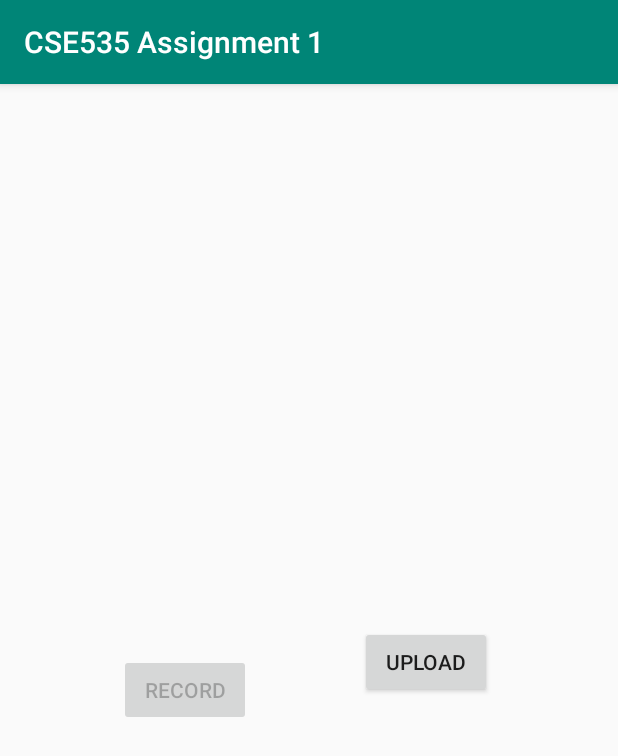
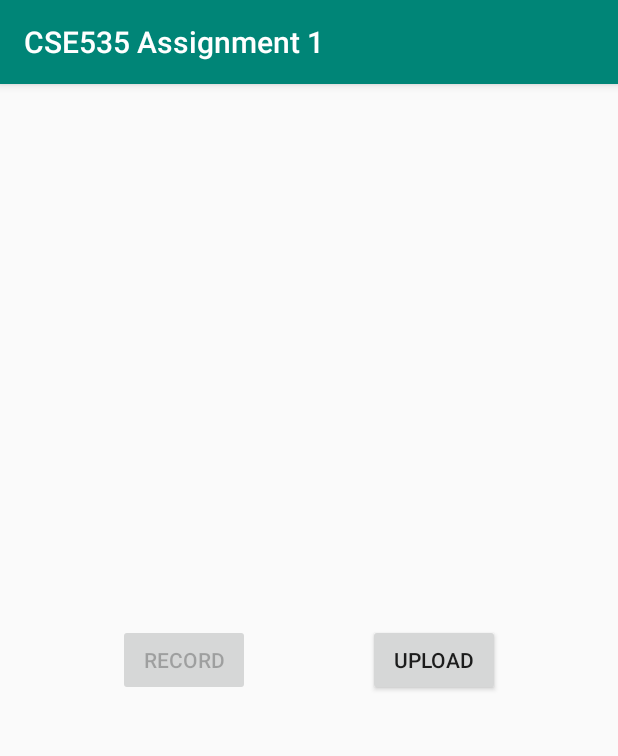
Before and after one commit to Mobile-Computing-Summer-2022-Group-1/assignment-1, an Android app: the RecordGesture screen opened directly, with no data from a screen before it, after a tap on "UPLOAD", on a phone screen of 412 x 824 dp. Shown: the top 756 px of the screen. Run offline under Robolectric (Android 15) with nearby library versions, the phone set to English and light mode, and no system bars; 1 statement that could not run was skipped.

Commit message:
Implement video recording upload to server

```diff
--- a/app/src/main/java/com/example/cse535_assignment_1/RecordGesture.java
+++ b/app/src/main/java/com/example/cse535_assignment_1/RecordGesture.java
@@ -1,14 +1,14 @@
 package com.example.cse535_assignment_1;
+
+import static com.example.cse535_assignment_1.Utils.practiceCount;
 
 import android.content.Intent;
 import android.content.pm.PackageManager;
 import android.net.Uri;
 import android.os.AsyncTask;
 import android.os.Bundle;
-import android.os.Environment;
 import android.provider.MediaStore;
 import android.util.Log;
-import android.view.View;
 import android.widget.Button;
 import android.widget.Toast;
 
@@ -16,31 +16,21 @@ import androidx.activity.result.ActivityResult;
 import androidx.activity.result.ActivityResultCallback;
 import androidx.activity.result.ActivityResultLauncher;
 import androidx.activity.result.contract.ActivityResultContracts;
-import androidx.annotation.Nullable;
 import androidx.appcompat.app.AppCompatActivity;
-import androidx.core.app.ActivityCompat;
-import androidx.core.content.ContextCompat;
-import androidx.core.content.FileProvider;
 
-import java.io.File;
-import java.io.FileInputStream;
 import java.io.IOException;
 import java.io.InputStream;
 import java.io.OutputStream;
 import java.io.OutputStreamWriter;
 import java.io.PrintWriter;
-import java.io.UnsupportedEncodingException;
 import java.net.HttpURLConnection;
 import java.net.URL;
 import java.net.URLConnection;
-import java.util.HashMap;
+import java.util.concurrent.atomic.AtomicInteger;
 
 public class RecordGesture extends AppCompatActivity {
-    private static final int VIDEO_CAPTURE = 101;
-    private static final int CAMERA_PERMISSION_CODE = 100;
     public static String Action;
-    protected HashMap<String, Integer> COUNT = new HashMap<String, Integer>();
-
+    private final String LOG_TAG = "RECORD_GESTURE";
     private Uri fileUri;
     ActivityResultLauncher<Intent> activityResultLaunch = registerForActivityResult(
             new ActivityResultContracts.StartActivityForResult(),
@@ -50,8 +40,8 @@ public class RecordGesture extends AppCompatActivity {
                     if (result.getResultCode() == RESULT_OK) {
                         Intent videoPath = result.getData();
                         fileUri = videoPath.getData();
-                        Toast.makeText(getBaseContext(), "Video Recorded Successfully. Path: " + fileUri, Toast.LENGTH_LONG).show();
-                        Log.i("VIDEO_RECORD_TAG", "Video Recorded Successfully. Path: " + fileUri);
+                        Toast.makeText(getBaseContext(), "Video Recorded Successfully. Path- " + fileUri, Toast.LENGTH_LONG).show();
+                        Log.i(LOG_TAG, "Video Recorded Successfully. Path: " + fileUri);
                     } else if (result.getResultCode() == RESULT_CANCELED) {
                         Toast.makeText(getBaseContext(), "Video recording cancelled.", Toast.LENGTH_LONG).show();
                     } else {
@@ -59,7 +49,6 @@ public class RecordGesture extends AppCompatActivity {
                     }
                 }
             });
-    private String filesPath, fileName;
 
     @Override
     protected void onCreate(Bundle savedInstanceState) {
@@ -69,24 +58,17 @@ public class RecordGesture extends AppCompatActivity {
         Button record = findViewById(R.id.record);
         Button upload = findViewById(R.id.upload);
 
-        if(!hasCamera()){
+        if (!hasCamera()) {
             record.setEnabled(false);
         }
 
-        record.setOnClickListener(new View.OnClickListener() {
-            @Override
-            public void onClick(View view) {
-                startRecording();
-            }
-        });
+        record.setOnClickListener(view -> startRecording());
 
-        upload.setOnClickListener(new View.OnClickListener() {
-            @Override
-            public void onClick(View view) {
-                UploadTask up1 = new UploadTask();
-                Toast.makeText(getApplicationContext(), "Starting to Upload", Toast.LENGTH_LONG).show();
-                up1.execute();
-            }
+        upload.setOnClickListener(view -> {
+            UploadTask up1 = new UploadTask();
+            Toast.makeText(getApplicationContext(), "Starting to Upload", Toast.LENGTH_LONG).show();
+            up1.execute();
+            Toast.makeText(RecordGesture.this, "File uploaded successfully", Toast.LENGTH_LONG).show();
         });
 
 
@@ -97,29 +79,12 @@ public class RecordGesture extends AppCompatActivity {
                 PackageManager.FEATURE_CAMERA_ANY);
     }
 
-//    private void getCameraPermission() {
-//        if (ContextCompat.checkSelfPermission(this, android.Manifest.permission.CAMERA)
-//                == PackageManager.PERMISSION_DENIED) {
-//
-//            ActivityCompat.requestPermissions(this, new String[]
-//                    {android.Manifest.permission.CAMERA}, CAMERA_PERMISSION_CODE);
-//        }
-//    }
 
     public void startRecording() {
-//        String mediaPathname = Environment.getExternalStorageDirectory().getAbsolutePath() + "/GESTURE_PRACTICE_(Practice Number)Raj.mp4";
-//        File mediaFile = new File(mediaPathname);
         Intent intent = new Intent(MediaStore.ACTION_VIDEO_CAPTURE);
 
         //Setting Specific Video Duration
         intent.putExtra(MediaStore.EXTRA_DURATION_LIMIT, 3);
-
-        // To save file with specific name
-//        fileUri = Uri.fromFile(mediaFile);
-//        fileUri = FileProvider.getUriForFile(RecordGesture.this, BuildConfig.APPLICATION_ID + ".provider", mediaFile);
-//        intent.putExtra(MediaStore.EXTRA_OUTPUT, fileUri);
-//        intent.addFlags(Intent.FLAG_GRANT_READ_URI_PERMISSION);
-
         activityResultLaunch.launch(intent);
     }
 
@@ -129,15 +94,16 @@ public class RecordGesture extends AppCompatActivity {
         @Override
         protected String doInBackground(String... strings) {
             try {
+                // Set Flask web-server URL
                 String url = "http://192.168.0.252:8085";
                 String charset = "UTF-8";
                 String group_id = "1";
                 String ASUid = "1219367110";
                 String accept = "1";
 
+                InputStream videoInputStream = getContentResolver().openInputStream(fileUri);
+                String videoFileName = "GESTURE_PRACTICE_" + practiceCount.getAndIncrement() + "_RAJ.mp4";
 
-//                File videoFile = new File(Environment.getExternalStorageDirectory() + "/my_folder/Action1.mp4");
-                InputStream videoInputStream = getContentResolver().openInputStream(fileUri);
                 String boundary = Long.toHexString(System.currentTimeMillis()); // Just generate some unique random value.
                 String CRLF = "\r\n"; // Line separator required by multipart/form-data.
 
@@ -172,10 +138,9 @@ public class RecordGesture extends AppCompatActivity {
 
                     // Send video file.
                     writer.append("--").append(boundary).append(CRLF);
-                    writer.append("Content-Disposition: form-data; name=\"file\"; filename=\"").append("random.mp4").append("\"").append(CRLF);
+                    writer.append("Content-Disposition: form-data; name=\"file\"; filename=\"").append(videoFileName).append("\"").append(CRLF);
                     writer.append("Content-Type: video/mp4; charset=").append(charset).append(CRLF); // Text file itself must be saved in this charset!
                     writer.append(CRLF).flush();
-//                    FileInputStream vf = new FileInputStream(videoFile);
                     try {
                         byte[] buffer = new byte[1024];
                         int bytesRead = 0;
@@ -183,36 +148,26 @@ public class RecordGesture extends AppCompatActivity {
                             output.write(buffer, 0, bytesRead);
 
                         }
-                        //   output.close();
-                        //Toast.makeText(getApplicationContext(),"Read Done", Toast.LENGTH_LONG).show();
                     } catch (Exception exception) {
-
-
-                        //Toast.makeText(getApplicationContext(),"output exception in catch....."+ exception + "", Toast.LENGTH_LONG).show();
-                        Log.d("Error", String.valueOf(exception));
+                        Log.e(LOG_TAG, String.valueOf(exception));
                         publishProgress(String.valueOf(exception));
-                        // output.close();
-
                     }
 
                     output.flush(); // Important before continuing with writer!
                     writer.append(CRLF).flush(); // CRLF is important! It indicates end of boundary.
 
-
                     // End of multipart/form-data.
                     writer.append("--").append(boundary).append("--").append(CRLF).flush();
-                } catch (UnsupportedEncodingException e) {
-                    e.printStackTrace();
                 } catch (IOException e) {
-                    e.printStackTrace();
+                    Log.e(LOG_TAG, String.valueOf(e));
                 }
 
                 // Request is lazily fired whenever you need to obtain information about response.
                 int responseCode = ((HttpURLConnection) connection).getResponseCode();
-                System.out.println(responseCode); // Should be 200
 
+                Log.i(LOG_TAG, "Server video upload response code: " + responseCode); // Should be 200
             } catch (IOException e) {
-                e.printStackTrace();
+                Log.e(LOG_TAG, String.valueOf(e));
             }
 
             return null;
--- /dev/null
+++ b/app/src/main/java/com/example/cse535_assignment_1/Utils.java
@@ -0,0 +1,7 @@
+package com.example.cse535_assignment_1;
+
+import java.util.concurrent.atomic.AtomicInteger;
+
+public class Utils {
+    public static AtomicInteger practiceCount = new AtomicInteger(1);
+}
--- a/app/src/main/res/layout/activity_record_gesture.xml
+++ b/app/src/main/res/layout/activity_record_gesture.xml
@@ -6,27 +6,26 @@
     android:layout_height="match_parent"
     tools:context=".RecordGesture">
 
+
     <Button
         android:id="@+id/record"
         android:layout_width="wrap_content"
         android:layout_height="wrap_content"
-        android:layout_marginStart="68dp"
-        android:layout_marginBottom="340dp"
         android:text="Record"
         app:layout_constraintBottom_toBottomOf="parent"
         app:layout_constraintEnd_toStartOf="@+id/upload"
-        app:layout_constraintHorizontal_bias="0.132"
-        app:layout_constraintStart_toStartOf="parent" />
+        app:layout_constraintHorizontal_bias="0.5"
+        app:layout_constraintStart_toStartOf="parent"
+        app:layout_constraintTop_toTopOf="parent" />
 
     <Button
         android:id="@+id/upload"
         android:layout_width="wrap_content"
         android:layout_height="wrap_content"
-        android:layout_marginEnd="84dp"
         android:text="Upload"
         app:layout_constraintBottom_toBottomOf="parent"
         app:layout_constraintEnd_toEndOf="parent"
-        app:layout_constraintTop_toTopOf="parent"
-        app:layout_constraintVertical_bias="0.502" />
-
+        app:layout_constraintHorizontal_bias="0.5"
+        app:layout_constraintStart_toEndOf="@+id/record"
+        app:layout_constraintTop_toTopOf="parent" />
 </androidx.constraintlayout.widget.ConstraintLayout>
```
Also changed, not shown: app/src/main/java/com/example/cse535_assignment_1/VideoDisplay.java (+8 -34 lines).
